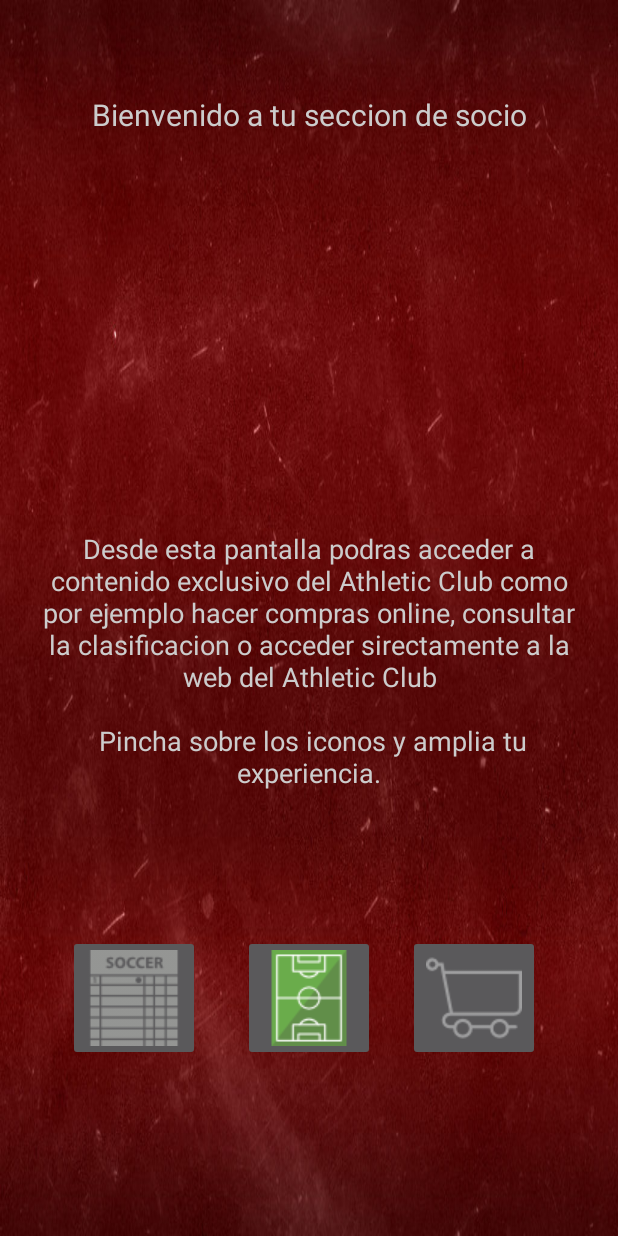
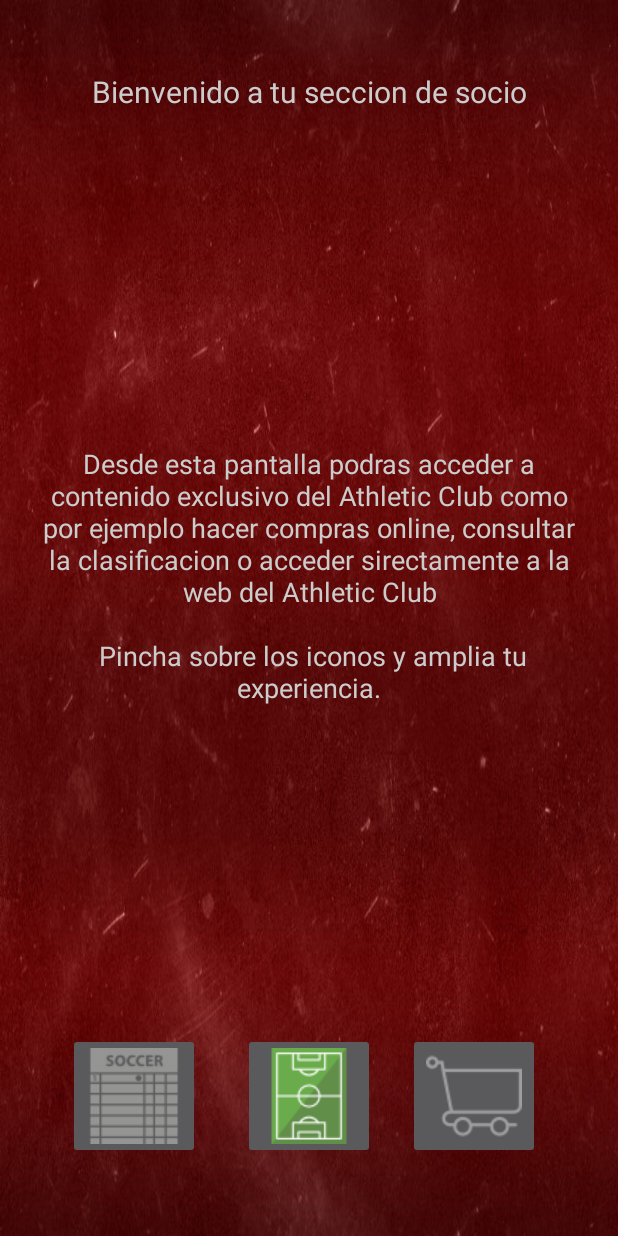
Before and after one commit to Lor-n82/MyAthletic, an Android app: the pantalla_socio screen opened directly, with no data from a screen before it, on a phone screen of 412 x 824 dp. Run offline under Robolectric (Android 15) with nearby library versions, the phone set to English and light mode, and no system bars.

Commit message:
more fixes and comments

```diff
--- a/app/src/main/AndroidManifest.xml
+++ b/app/src/main/AndroidManifest.xml
@@ -15,6 +15,7 @@
         android:theme="@style/AppTheme">
         <activity
             android:name=".MainActivity"
+            android:screenOrientation="portrait"
             android:theme="@style/Theme.AppCompat.NoActionBar">
             <intent-filter>
                 <action android:name="android.intent.action.MAIN" />
@@ -51,7 +52,10 @@
             android:screenOrientation="portrait"
             android:theme="@style/Theme.AppCompat.NoActionBar" />
         <activity android:name=".Notificacion" />
-        <activity android:name=".NavegadorSocios" android:screenOrientation="portrait"></activity>
+        <activity
+            android:name=".NavegadorSocios"
+            android:screenOrientation="portrait"
+            android:theme="@style/Theme.AppCompat.NoActionBar"></activity>
     </application>
 
 </manifest>
--- a/app/src/main/java/com/example/in2dm3_03/myathletic/Acerca.java
+++ b/app/src/main/java/com/example/in2dm3_03/myathletic/Acerca.java
@@ -32,6 +32,8 @@ public class Acerca extends AppCompatActivity {
     }
 
     public void compartir(View v) {
+
+        //Envio de texto eligiendo app
         Intent intent = new Intent(Intent.ACTION_SEND);
         intent.setType("text/plain");
         intent.putExtra(Intent.EXTRA_TEXT, "Prueba enviada desde MyAthletic");
@@ -51,6 +53,8 @@ public class Acerca extends AppCompatActivity {
 
         switch (item.getItemId()) {
             case R.id.opc1:
+
+                //Envio direccion URL a otra actividad
                 mUrl = "https://twitter.com/loren_aparicio";
                 Toast.makeText(this, "Accediendo a Twitter", Toast.LENGTH_LONG).show();
                 Intent i1 = new Intent(this, NavegadorWeb.class);
--- a/app/src/main/java/com/example/in2dm3_03/myathletic/Club.java
+++ b/app/src/main/java/com/example/in2dm3_03/myathletic/Club.java
@@ -15,9 +15,9 @@ public class Club extends AppCompatActivity {
         setContentView(R.layout.activity_club);
     }
 
-    @SuppressLint("MissingPermission")
+    @SuppressLint("MissingPermission")              //Si no lo aplico no ejecuta la llamada
     public void contactarTlf(View v) {
-        Intent i1 = new Intent(Intent.ACTION_CALL);
+        Intent i1 = new Intent(Intent.ACTION_CALL); //Relizar llamada
         i1.setData(Uri.parse("tel:722466004"));
 
         startActivity(i1);
@@ -25,7 +25,7 @@ public class Club extends AppCompatActivity {
 
     @SuppressLint("MissingPermission")
     public void contactarMail(View v) {
-        Intent emailIntent = new Intent(Intent.ACTION_SENDTO, Uri.fromParts("mailto", "athletic@athletic-club.net", null));
+        Intent emailIntent = new Intent(Intent.ACTION_SENDTO, Uri.fromParts("mailto", "athletic@athletic-club.net", null));     //Enviar Mail
         emailIntent.putExtra(Intent.EXTRA_SUBJECT, "A la atención del Athletic Club");
         startActivity(Intent.createChooser(emailIntent, this.getString(R.string.enviar_mail)));
     }
--- a/app/src/main/java/com/example/in2dm3_03/myathletic/Himno.java
+++ b/app/src/main/java/com/example/in2dm3_03/myathletic/Himno.java
@@ -12,9 +12,4 @@ public class Himno extends AppCompatActivity {
         super.onCreate(savedInstanceState);
         setContentView(R.layout.activity_himno);
     }
-
-    @Override
-    public void onBackPressed() {
-
-    }
 }
--- a/app/src/main/java/com/example/in2dm3_03/myathletic/MainActivity.java
+++ b/app/src/main/java/com/example/in2dm3_03/myathletic/MainActivity.java
@@ -23,11 +23,11 @@ public class MainActivity extends AppCompatActivity {
         super.onCreate(savedInstanceState);
         setContentView(R.layout.activity_main);
 
-        String fuenteMisstral = "fuentes/misstral.ttf";   //Pasamos la ruta de la fuente
+        String fuenteMisstral = "fuentes/misstral.ttf";                            //Pasamos la ruta de la fuente
         this.mMisstral = Typeface.createFromAsset(getAssets(), fuenteMisstral);    //Recogemos el recurso
 
         mTextoNombre = (TextView) findViewById(R.id.textViewNombreApp);
-        mTextoNombre.setTypeface(mMisstral);  //Le aplicamos el tipo de letra
+        mTextoNombre.setTypeface(mMisstral);                                       //Le aplicamos el tipo de letra
     }
 
     public void onClick(View v) {
--- a/app/src/main/java/com/example/in2dm3_03/myathletic/NavegadorSocios.java
+++ b/app/src/main/java/com/example/in2dm3_03/myathletic/NavegadorSocios.java
@@ -16,6 +16,8 @@ public class NavegadorSocios extends AppCompatActivity {
         super.onCreate(savedInstanceState);
         setContentView(R.layout.activity_navegador_socios);
 
+
+        //Recojo la direccion web que pasare al navegador
         mUrl = getIntent().getStringExtra("ser");
         web = (WebView) findViewById(R.id.navegadorSocios);
 
--- a/app/src/main/java/com/example/in2dm3_03/myathletic/nuevo_registro.java
+++ b/app/src/main/java/com/example/in2dm3_03/myathletic/nuevo_registro.java
@@ -46,8 +46,6 @@ public class nuevo_registro extends AppCompatActivity {
                 helper.insertContact(c);
                 notificacion(c.getNombre());
             }
-
-
         }
     }
 
--- a/app/src/main/java/com/example/in2dm3_03/myathletic/pantalla_socio.java
+++ b/app/src/main/java/com/example/in2dm3_03/myathletic/pantalla_socio.java
@@ -1,19 +1,14 @@
 package com.example.in2dm3_03.myathletic;
 
 import android.content.Intent;
-import android.database.Cursor;
-import android.database.sqlite.SQLiteDatabase;
-import android.os.PersistableBundle;
 import android.support.v7.app.AppCompatActivity;
 import android.os.Bundle;
 import android.view.View;
-import android.widget.EditText;
 import android.widget.ImageView;
 import android.widget.TextView;
 import android.widget.Toast;
 
 public class pantalla_socio extends AppCompatActivity {
-    static final String NAVEGADOR = "servicio";
     TextView socio;
 
     @Override
@@ -22,6 +17,7 @@ public class pantalla_socio extends AppCompatActivity {
         setContentView(R.layout.activity_pantalla_socio);
         socio = (TextView) findViewById(R.id.textViewNombreSocio);
 
+        //Recojo el nombre del socio enviado desde la Activity Socio
         socio.setText(getIntent().getStringExtra("Username"));
     }
 
--- a/app/src/main/res/layout/activity_pantalla_socio.xml
+++ b/app/src/main/res/layout/activity_pantalla_socio.xml
@@ -20,12 +20,12 @@
         app:layout_constraintLeft_toLeftOf="parent"
         app:layout_constraintRight_toRightOf="parent"
         app:layout_constraintTop_toTopOf="parent"
-        app:layout_constraintVertical_bias="0.07" />
+        app:layout_constraintVertical_bias="0.05" />
 
     <TextView
         android:id="@+id/textViewNombreSocio"
-        android:layout_width="wrap_content"
-        android:layout_height="wrap_content"
+        android:layout_width="87dp"
+        android:layout_height="23dp"
         android:layout_marginBottom="8dp"
         android:layout_marginTop="8dp"
         android:text="TextView"
@@ -35,7 +35,7 @@
         app:layout_constraintLeft_toLeftOf="parent"
         app:layout_constraintRight_toRightOf="parent"
         app:layout_constraintTop_toTopOf="parent"
-        app:layout_constraintVertical_bias="0.18" />
+        app:layout_constraintVertical_bias="0.14" />
 
     <TextView
         android:id="@+id/textView8"
@@ -51,7 +51,7 @@
         app:layout_constraintLeft_toLeftOf="parent"
         app:layout_constraintRight_toRightOf="parent"
         app:layout_constraintTop_toTopOf="parent"
-        app:layout_constraintVertical_bias="0.55" />
+        app:layout_constraintVertical_bias="0.46" />
 
     <ImageButton
         android:id="@+id/imageButtonClasificacion"
@@ -65,7 +65,7 @@
         app:layout_constraintLeft_toLeftOf="parent"
         app:layout_constraintRight_toRightOf="parent"
         app:layout_constraintTop_toTopOf="parent"
-        app:layout_constraintVertical_bias="0.85"
+        app:layout_constraintVertical_bias="0.94"
         app:srcCompat="@drawable/clasificacion" />
 
     <ImageButton
@@ -80,7 +80,7 @@
         app:layout_constraintLeft_toLeftOf="parent"
         app:layout_constraintRight_toRightOf="parent"
         app:layout_constraintTop_toTopOf="parent"
-        app:layout_constraintVertical_bias="0.85"
+        app:layout_constraintVertical_bias="0.94"
         app:srcCompat="@drawable/tienda" />
 
     <ImageButton
@@ -94,7 +94,7 @@
         app:layout_constraintLeft_toLeftOf="parent"
         app:layout_constraintRight_toRightOf="parent"
         app:layout_constraintTop_toTopOf="parent"
-        app:layout_constraintVertical_bias="0.85"
+        app:layout_constraintVertical_bias="0.94"
         app:srcCompat="@drawable/partidos" />
 
 </android.support.constraint.ConstraintLayout>
```
Also changed, not shown: app/src/main/res/layout/activity_main.xml (+6 -6 lines), 3 other files.
